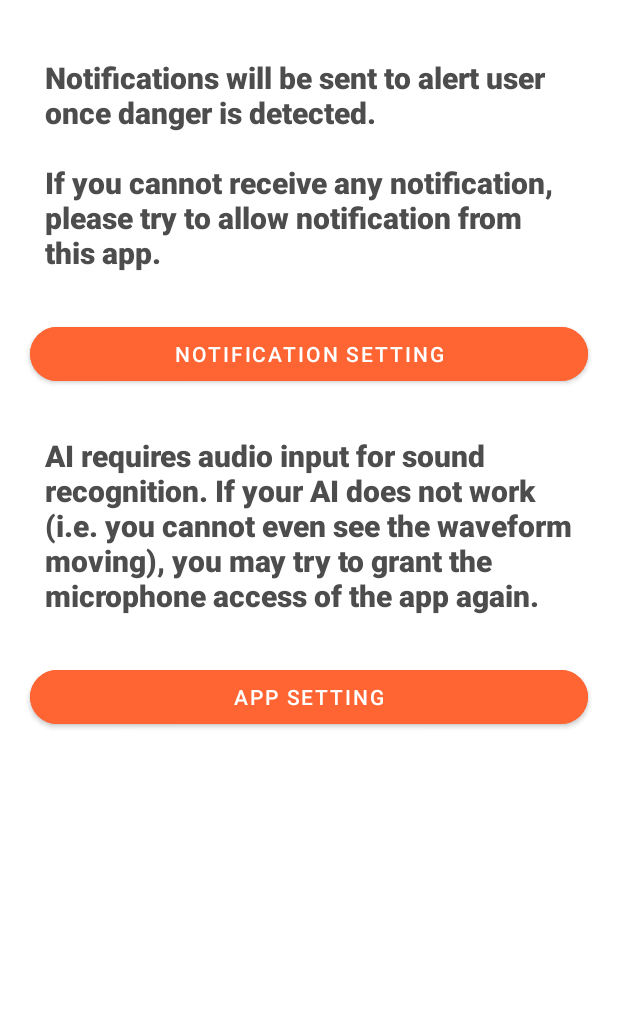
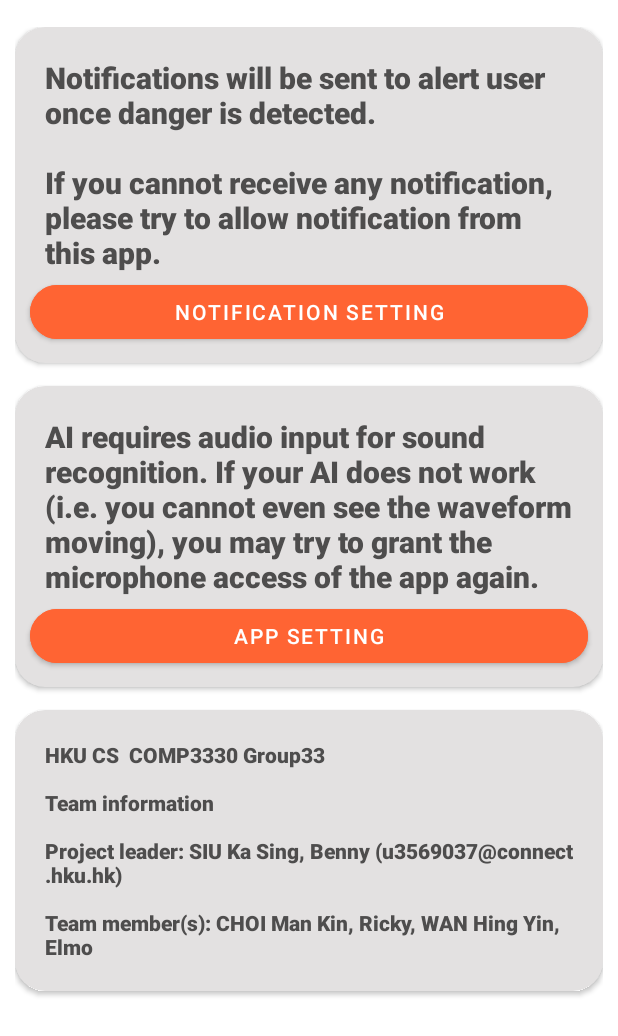
Before and after one commit to u3569037/Alertio, an Android app: the Setting screen opened directly, with no data from a screen before it, on a phone screen of 412 x 824 dp, the part 200-1236 px from its top. Run offline under Robolectric (Android 15) with nearby library versions, the phone set to English and light mode, and no system bars; Roboto replaces fonts that are not available here.

Commit message:
UI update on setting page

```diff
--- a/app/src/main/res/layout/activity_setting.xml
+++ b/app/src/main/res/layout/activity_setting.xml
@@ -48,10 +48,20 @@
             android:orientation="vertical"
             android:padding="10sp">
 
+            <androidx.cardview.widget.CardView
+                android:layout_width="wrap_content"
+                android:layout_height="wrap_content"
+                android:layout_marginBottom="15sp"
+                android:background="#E3E1E1"
+                android:backgroundTint="#E3E1E1"
+                android:elevation="5sp"
+                app:cardCornerRadius="20sp">
+
                 <TextView
                     android:id="@+id/textView7"
                     android:layout_width="match_parent"
                     android:layout_height="wrap_content"
+                    android:layout_marginBottom="40sp"
                     android:fontFamily="sans-serif-black"
                     android:padding="20sp"
                     android:text="Notifications will be sent to alert user once danger is detected. \n\nIf you cannot receive any notification, please try to allow notification from this app."
@@ -62,15 +72,27 @@
                     android:id="@+id/notifButton"
                     android:layout_width="match_parent"
                     android:layout_height="wrap_content"
+                    android:layout_gravity="bottom"
                     android:layout_margin="10sp"
                     android:backgroundTint="#FF6433"
                     android:text="Notification setting"
                     app:cornerRadius="20sp" />
+            </androidx.cardview.widget.CardView>
+
+            <androidx.cardview.widget.CardView
+                android:layout_width="match_parent"
+                android:layout_height="match_parent"
+                android:layout_marginBottom="15sp"
+                android:background="#E3E1E1"
+                android:backgroundTint="#E3E1E1"
+                android:elevation="5sp"
+                app:cardCornerRadius="20sp">
 
                 <TextView
                     android:id="@+id/textView8"
                     android:layout_width="match_parent"
                     android:layout_height="wrap_content"
+                    android:layout_marginBottom="40sp"
                     android:fontFamily="sans-serif-black"
                     android:padding="20sp"
                     android:text="AI requires audio input for sound recognition. If your AI does not work (i.e. you cannot even see the waveform moving), you may try to grant the microphone access of the app again."
@@ -81,10 +103,34 @@
                     android:id="@+id/audioInputBtn"
                     android:layout_width="match_parent"
                     android:layout_height="wrap_content"
+                    android:layout_gravity="bottom"
                     android:layout_margin="10sp"
                     android:backgroundTint="#FF6433"
                     android:text="App setting"
                     app:cornerRadius="20sp" />
+
+            </androidx.cardview.widget.CardView>
+
+            <androidx.cardview.widget.CardView
+                android:layout_width="match_parent"
+                android:layout_height="match_parent"
+                android:layout_marginBottom="15sp"
+                android:background="#E3E1E1"
+                android:backgroundTint="#E3E1E1"
+                android:elevation="5sp"
+                app:cardCornerRadius="20sp">
+
+                <TextView
+                    android:id="@+id/textView4"
+                    android:layout_width="match_parent"
+                    android:layout_height="wrap_content"
+                    android:fontFamily="sans-serif-black"
+                    android:padding="20sp"
+                    android:text="HKU CS  COMP3330 Group33  \n\nTeam information  \n\nProject leader: SIU Ka Sing, Benny (u3569037@connect.hku.hk) \n\nTeam member(s): CHOI Man Kin, Ricky, WAN Hing Yin, Elmo"
+                    android:textColor="#4E4D4D"
+                    android:textSize="14sp" />
+            </androidx.cardview.widget.CardView>
+
         </LinearLayout>
     </ScrollView>
 
```
Lines whose indentation alone changed are shown as unchanged.
